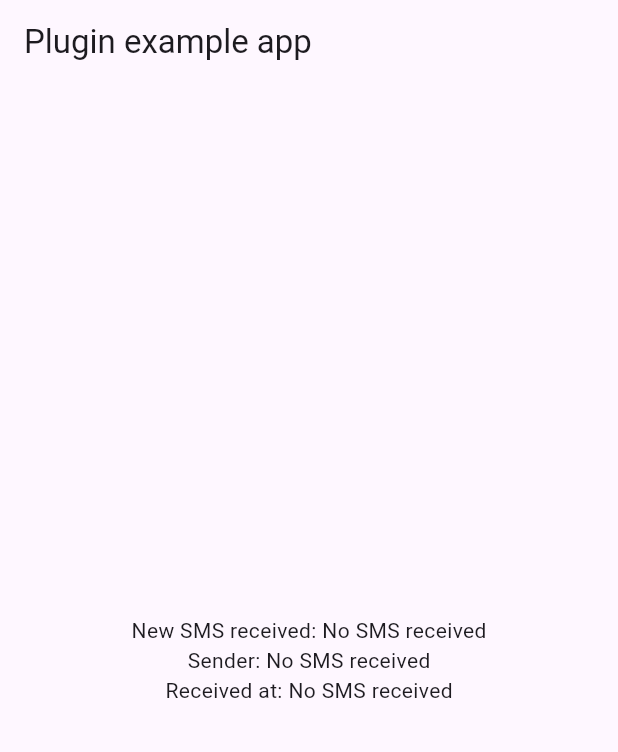
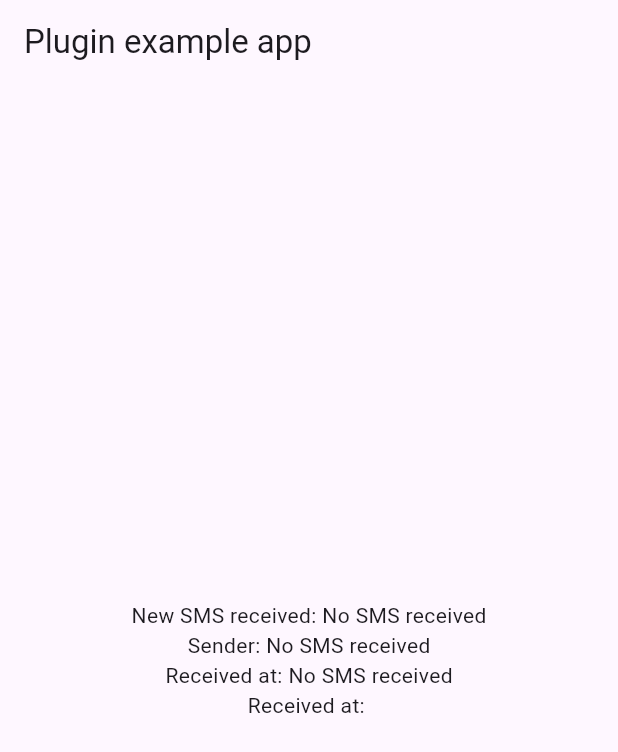
Before and after one commit to AkshayJayale/readotp, a Flutter app: the screen it shows after launch, on a phone screen of 412 x 824 dp. Shown: the top 752 px of the screen. Run offline on Flutter 3.47's test engine with Material 3 defaults, Android fonts, the phone set to English and light mode, and no system bars; our stand-ins replace permission_handler.

Commit message:
otp read

```diff
--- a/example/lib/main.dart
+++ b/example/lib/main.dart
@@ -18,6 +18,8 @@ class _MyAppState extends State<MyApp> {
   String sms = 'No SMS received';
   String sender = 'No SMS received';
   String time = 'No SMS received';
+  final intRegex = RegExp(r'\d+', multiLine: true);
+  String otpCode = "";
 
   @override
   void initState() {
@@ -34,6 +36,8 @@ class _MyAppState extends State<MyApp> {
           sms = event.body;
           sender = event.sender;
           time = event.timeReceived.toString();
+          final otp = intRegex.firstMatch(event.body)?.group(0);
+          otpCode = otp!;
         });
       });
     }
@@ -67,6 +71,7 @@ class _MyAppState extends State<MyApp> {
               Text('New SMS received: $sms'),
               Text('Sender: $sender'),
               Text('Received at: $time'),
+              Text('Received at: $otpCode'),
             ],
           ),
         ),
```
